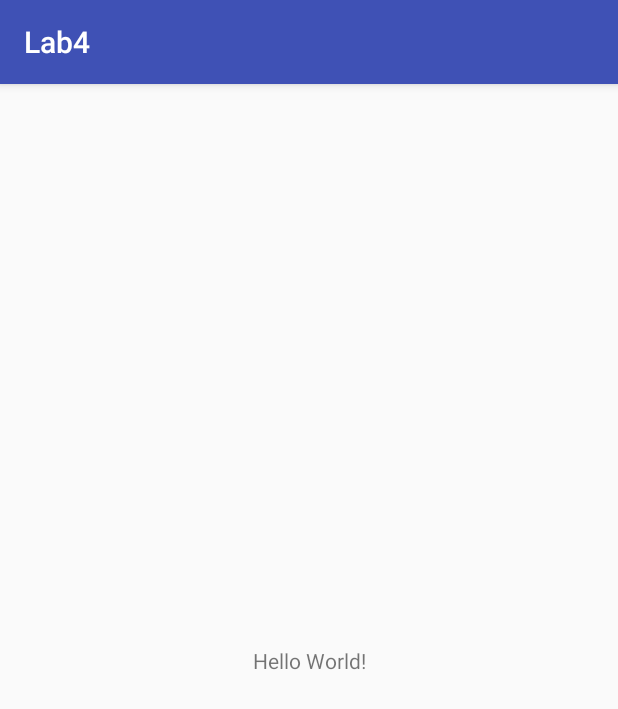
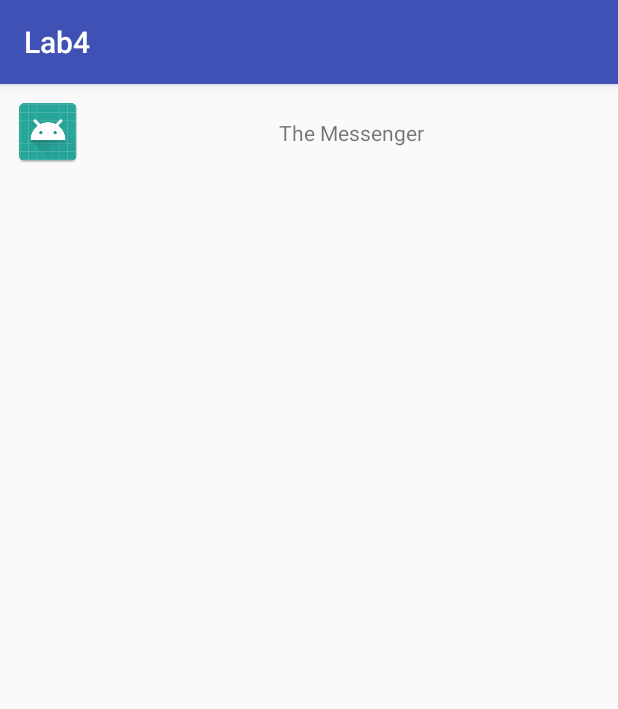
Before and after one commit to wojteko22/android-lab4, an Android app: the screen it shows after launch (MainActivity), on a phone screen of 412 x 824 dp. Shown: the top 709 px of the screen. Run offline under Robolectric (Android 15) with nearby library versions, the light colour scheme and no system bars; libraries missing offline, so code that uses them is left out: pl.edu.pwr.

Commit message:
Add recycler view

```diff
--- a/app/build.gradle
+++ b/app/build.gradle
@@ -1,6 +1,7 @@
 apply plugin: 'com.android.application'
 
 apply plugin: 'kotlin-android'
+apply plugin: 'kotlin-android-extensions'
 
 android {
     compileSdkVersion 25
@@ -30,4 +31,5 @@ dependencies {
     implementation 'com.android.support:appcompat-v7:25.4.0'
     testImplementation 'junit:junit:4.12'
     implementation 'com.android.support.constraint:constraint-layout:1.0.2'
+    implementation 'com.android.support:recyclerview-v7:25.4.0'
 }
--- a/app/src/main/java/pl/edu/pwr/wojciech/okonski/lab4/lab4/MainActivity.kt
+++ b/app/src/main/java/pl/edu/pwr/wojciech/okonski/lab4/lab4/MainActivity.kt
@@ -2,11 +2,22 @@ package pl.edu.pwr.wojciech.okonski.lab4.lab4
 
 import android.os.Bundle
 import android.support.v7.app.AppCompatActivity
+import android.support.v7.widget.LinearLayoutManager
+import android.support.v7.widget.RecyclerView
+import kotlinx.android.synthetic.main.activity_main.*
 
 class MainActivity : AppCompatActivity() {
+    private val adapter: RecyclerView.Adapter<SongViewHolder> by lazy { SongsAdapter(/*this*/) }
 
     override fun onCreate(savedInstanceState: Bundle?) {
         super.onCreate(savedInstanceState)
         setContentView(R.layout.activity_main)
+
+        recyclerView.adapter = adapter
+        recyclerView.layoutManager = LinearLayoutManager(this)
     }
 }
+
+val songs = arrayListOf(
+        Song("The Messenger")
+)
--- /dev/null
+++ b/app/src/main/java/pl/edu/pwr/wojciech/okonski/lab4/lab4/Song.kt
@@ -0,0 +1,3 @@
+package pl.edu.pwr.wojciech.okonski.lab4.lab4
+
+class Song(val title: String)
--- /dev/null
+++ b/app/src/main/java/pl/edu/pwr/wojciech/okonski/lab4/lab4/SongViewHolder.kt
@@ -0,0 +1,24 @@
+package pl.edu.pwr.wojciech.okonski.lab4.lab4
+
+import android.support.v7.widget.RecyclerView
+import android.view.View
+import android.widget.ImageView
+import android.widget.TextView
+import kotlinx.android.synthetic.main.song_row.view.*
+
+class SongViewHolder(view: View/*, listener: OnItemClickListener*/) : RecyclerView.ViewHolder(view) {
+    val albumCover: ImageView = view.ivAlbumCover
+    val title: TextView = view.tvTitle
+
+    init {
+        /*view.setOnClickListener { listener.onItemClick(adapterPosition) }
+        view.setOnLongClickListener {
+            consume { listener.onItemLongClick(adapterPosition) }
+        }*/
+    }
+}
+
+inline fun consume(f: () -> Unit): Boolean {
+    f()
+    return true
+}
--- /dev/null
+++ b/app/src/main/java/pl/edu/pwr/wojciech/okonski/lab4/lab4/SongsAdapter.kt
@@ -0,0 +1,23 @@
+package pl.edu.pwr.wojciech.okonski.lab4.lab4
+
+import android.support.v7.widget.RecyclerView
+import android.view.LayoutInflater
+import android.view.ViewGroup
+
+class SongsAdapter(/*private val listener: OnItemClickListener*/) : RecyclerView.Adapter<SongViewHolder>() {
+
+    override fun onCreateViewHolder(parent: ViewGroup, viewType: Int): SongViewHolder {
+        val itemView = LayoutInflater.from(parent.context)
+                .inflate(R.layout.song_row, parent, false)
+        return SongViewHolder(itemView/*, listener*/)
+    }
+
+    override fun onBindViewHolder(holder: SongViewHolder, position: Int) {
+        val song = songs[position]
+        holder.title.text = song.title
+    }
+
+    override fun getItemCount(): Int {
+        return songs.size
+    }
+}
--- a/app/src/main/res/layout/activity_main.xml
+++ b/app/src/main/res/layout/activity_main.xml
@@ -1,18 +1,14 @@
 <?xml version="1.0" encoding="utf-8"?>
 <android.support.constraint.ConstraintLayout xmlns:android="http://schemas.android.com/apk/res/android"
-    xmlns:app="http://schemas.android.com/apk/res-auto"
     xmlns:tools="http://schemas.android.com/tools"
     android:layout_width="match_parent"
     android:layout_height="match_parent"
     tools:context="pl.edu.pwr.wojciech.okonski.lab4.lab4.MainActivity">
 
-    <TextView
-        android:layout_width="wrap_content"
+    <android.support.v7.widget.RecyclerView
+        android:id="@+id/recyclerView"
+        android:layout_width="match_parent"
         android:layout_height="wrap_content"
-        android:text="Hello World!"
-        app:layout_constraintBottom_toBottomOf="parent"
-        app:layout_constraintLeft_toLeftOf="parent"
-        app:layout_constraintRight_toRightOf="parent"
-        app:layout_constraintTop_toTopOf="parent" />
+        android:scrollbars="vertical" />
 
 </android.support.constraint.ConstraintLayout>
--- /dev/null
+++ b/app/src/main/res/layout/song_row.xml
@@ -0,0 +1,34 @@
+<?xml version="1.0" encoding="utf-8"?>
+<android.support.constraint.ConstraintLayout xmlns:android="http://schemas.android.com/apk/res/android"
+    xmlns:app="http://schemas.android.com/apk/res-auto"
+    android:layout_width="match_parent"
+    android:layout_height="match_parent">
+
+    <ImageView
+        android:id="@+id/ivAlbumCover"
+        android:layout_width="wrap_content"
+        android:layout_height="wrap_content"
+        android:layout_marginBottom="8dp"
+        android:layout_marginLeft="8dp"
+        android:layout_marginStart="8dp"
+        android:layout_marginTop="8dp"
+        android:contentDescription="@string/album_cover"
+        app:layout_constraintBottom_toBottomOf="parent"
+        app:layout_constraintStart_toStartOf="parent"
+        app:layout_constraintTop_toTopOf="parent"
+        app:srcCompat="@mipmap/ic_launcher" />
+
+    <TextView
+        android:id="@+id/tvTitle"
+        android:layout_width="wrap_content"
+        android:layout_height="wrap_content"
+        android:layout_marginBottom="8dp"
+        android:layout_marginEnd="8dp"
+        android:layout_marginStart="8dp"
+        android:layout_marginTop="8dp"
+        android:text="TextView"
+        app:layout_constraintBottom_toBottomOf="parent"
+        app:layout_constraintEnd_toEndOf="parent"
+        app:layout_constraintStart_toEndOf="@+id/ivAlbumCover"
+        app:layout_constraintTop_toTopOf="parent" />
+</android.support.constraint.ConstraintLayout>
--- a/app/src/main/res/values/strings.xml
+++ b/app/src/main/res/values/strings.xml
@@ -1,3 +1,4 @@
 <resources>
     <string name="app_name">Lab4</string>
+    <string name="album_cover">Album cover</string>
 </resources>
```
Also changed, not shown: gradle/wrapper/gradle-wrapper.properties.
